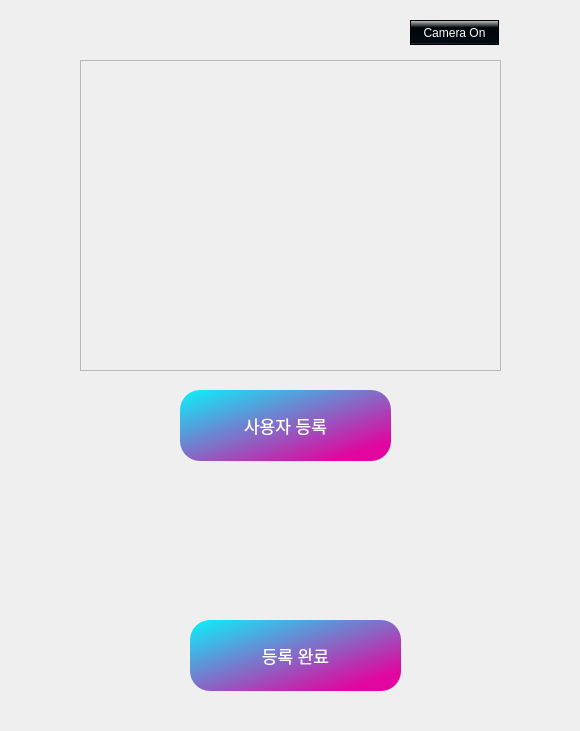
Before: the Qt Designer form GUI/ui/inputUser.ui in addinedu-ros-4th/deeplearning-repo-6, drawn with Qt 5.
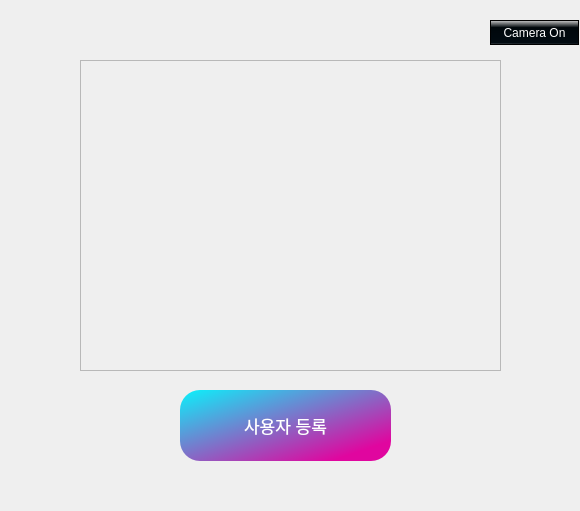
After: the same form once the commit is applied.

Commit message: Change User Interface Improvement

```diff
--- a/GUI/ui/inputUser.ui
+++ b/GUI/ui/inputUser.ui
@@ -7,7 +7,7 @@
     <x>0</x>
     <y>0</y>
     <width>580</width>
-    <height>731</height>
+    <height>511</height>
    </rect>
   </property>
   <property name="windowTitle">
@@ -42,7 +42,7 @@
   <widget class="QPushButton" name="cameraBtn">
    <property name="geometry">
     <rect>
-     <x>410</x>
+     <x>490</x>
      <y>20</y>
      <width>89</width>
      <height>25</height>
@@ -97,8 +97,8 @@
   <widget class="QLabel" name="message">
    <property name="geometry">
     <rect>
-     <x>110</x>
-     <y>60</y>
+     <x>120</x>
+     <y>10</y>
      <width>361</width>
      <height>51</height>
     </rect>
```
The commit also changes 4 other files.
